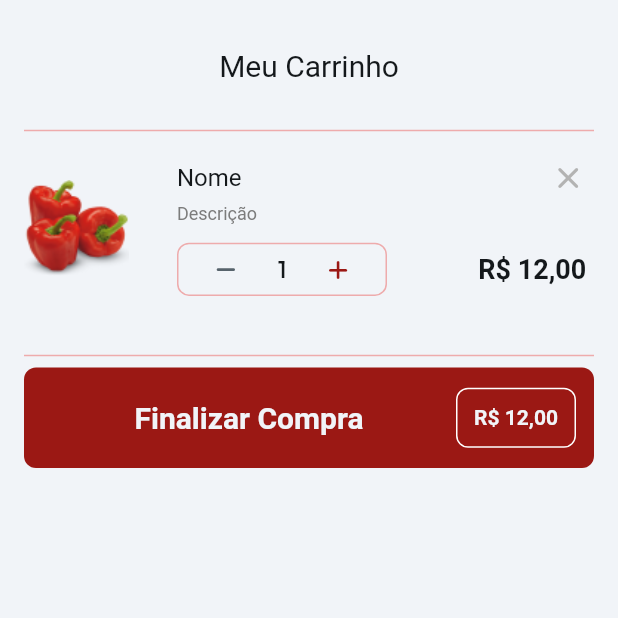
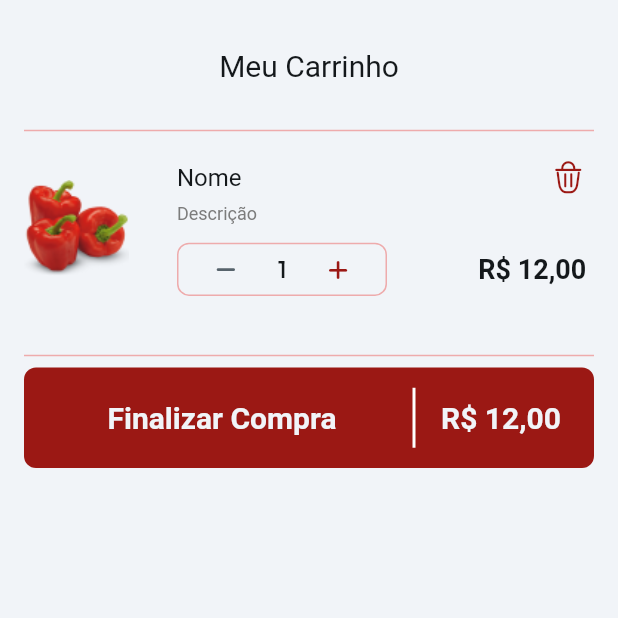
Before and after one commit to tecnocell-cell/appdelivery, a Flutter app: the CarrinhoWidget screen opened by its route, on a phone screen of 412 x 824 dp, the top half of it. Run offline on Flutter 3.47's test engine with Material 2 defaults, Android fonts, the phone set to English and light mode, and no system bars; our stand-ins replace auto_size_text, badges, cloud_firestore, firebase_auth, firebase_core, flutter_animate and 13 more; missing offline and left inert: json_path; accounts and stored records are empty; network calls fail; Roboto replaces fonts that are missing (Readex Pro).

Commit message:
Updating to latest FlutterFlow output.

```diff
--- a/lib/pages/carrinho/carrinho_widget.dart
+++ b/lib/pages/carrinho/carrinho_widget.dart
@@ -150,9 +150,12 @@ class _CarrinhoWidgetState extends State<CarrinhoWidget> {
                                                                 fontSize: 16.0,
                                                               ),
                                                     ),
-                                                    const Icon(
-                                                      Icons.close_rounded,
-                                                      color: Color(0xFFB3B3B3),
+                                                    Icon(
+                                                      FFIcons.kdelete2,
+                                                      color:
+                                                          FlutterFlowTheme.of(
+                                                                  context)
+                                                              .primary,
                                                       size: 24.0,
                                                     ),
                                                   ],
@@ -324,15 +327,19 @@ class _CarrinhoWidgetState extends State<CarrinhoWidget> {
                                   ),
                             ),
                           ),
+                          SizedBox(
+                            height: 40.0,
+                            child: VerticalDivider(
+                              thickness: 2.0,
+                              color: FlutterFlowTheme.of(context)
+                                  .secondaryBackground,
+                            ),
+                          ),
                           Container(
-                            width: 80.0,
-                            height: 40.0,
+                            width: 100.0,
+                            height: 50.0,
                             decoration: BoxDecoration(
                               borderRadius: BorderRadius.circular(8.0),
-                              border: Border.all(
-                                color: FlutterFlowTheme.of(context)
-                                    .secondaryBackground,
-                              ),
                             ),
                             child: Align(
                               alignment: const AlignmentDirectional(0.00, 0.00),
@@ -344,7 +351,7 @@ class _CarrinhoWidgetState extends State<CarrinhoWidget> {
                                       fontFamily: 'Readex Pro',
                                       color: FlutterFlowTheme.of(context)
                                           .primaryBackground,
-                                      fontSize: 14.0,
+                                      fontSize: 20.0,
                                       fontWeight: FontWeight.w600,
                                     ),
                               ),
```
